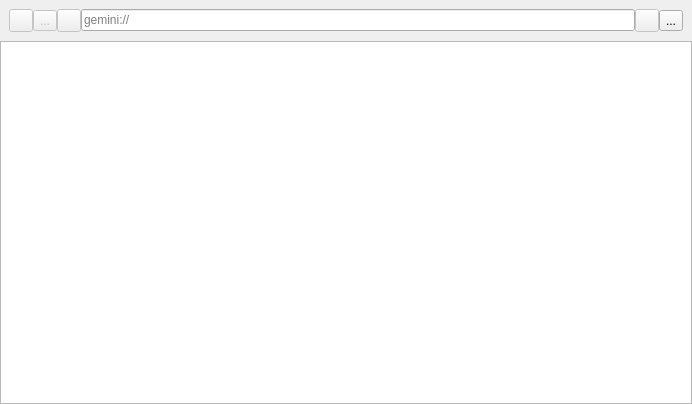
Old version of the form browsertab.ui in the repository ikskuh/kristall.
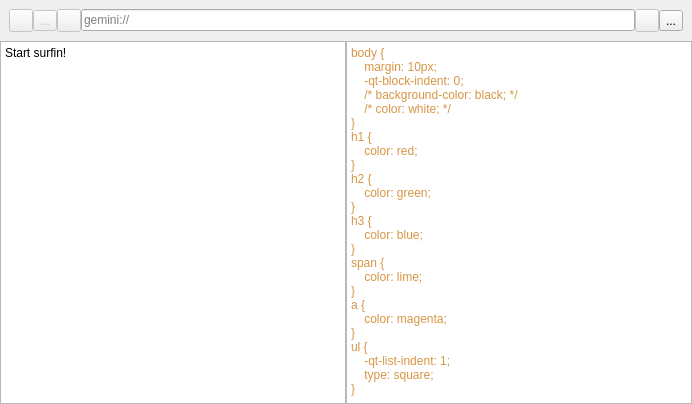
New version of the form. Icons and pictures are not drawn.

Commit message: Cleans up UI a bit, adds document margin, adds view enable/disable, adds shitty default style sheet.

What changed in the file:
```diff
--- a/browsertab.ui
+++ b/browsertab.ui
@@ -130,14 +130,65 @@
     <layout class="QHBoxLayout" name="horizontalLayout_2">
      <item>
       <widget class="QTextBrowser" name="textBrowser">
+       <property name="styleSheet">
+        <string notr="true"/>
+       </property>
+       <property name="autoFormatting">
+        <set>QTextEdit::AutoNone</set>
+       </property>
        <property name="readOnly">
         <bool>true</bool>
        </property>
+       <property name="html">
+        <string>&lt;!DOCTYPE HTML PUBLIC &quot;-//W3C//DTD HTML 4.0//EN&quot; &quot;http://www.w3.org/TR/REC-html40/strict.dtd&quot;&gt;
+&lt;html&gt;&lt;head&gt;&lt;meta name=&quot;qrichtext&quot; content=&quot;1&quot; /&gt;&lt;style type=&quot;text/css&quot;&gt;
+p, li { white-space: pre-wrap; }
+&lt;/style&gt;&lt;/head&gt;&lt;body style=&quot; font-family:'Sans Serif'; font-size:9pt; font-weight:400; font-style:normal;&quot;&gt;
+&lt;p style=&quot; margin-top:0px; margin-bottom:0px; margin-left:0px; margin-right:0px; -qt-block-indent:0; text-indent:0px;&quot;&gt;Start surfin!&lt;/p&gt;&lt;/body&gt;&lt;/html&gt;</string>
+       </property>
+       <property name="tabStopWidth">
+        <number>40</number>
+       </property>
        <property name="openLinks">
         <bool>false</bool>
        </property>
       </widget>
      </item>
+     <item>
+      <widget class="QTextEdit" name="textEdit">
+       <property name="html">
+        <string>&lt;!DOCTYPE HTML PUBLIC &quot;-//W3C//DTD HTML 4.0//EN&quot; &quot;http://www.w3.org/TR/REC-html40/strict.dtd&quot;&gt;
+&lt;html&gt;&lt;head&gt;&lt;meta name=&quot;qrichtext&quot; content=&quot;1&quot; /&gt;&lt;style type=&quot;text/css&quot;&gt;
+p, li { white-space: pre-wrap; }
+&lt;/style&gt;&lt;/head&gt;&lt;body style=&quot; font-family:'Sans Serif'; font-size:9pt; font-weight:400; font-style:normal;&quot;&gt;
+&lt;p style=&quot; margin-top:0px; margin-bottom:0px; margin-left:0px; margin-right:0px; -qt-block-indent:0; text-indent:0px;&quot;&gt;&lt;span style=&quot; color:#d69545;&quot;&gt;body&lt;/span&gt;&lt;span style=&quot; color:#bec0c2;&quot;&gt; &lt;/span&gt;&lt;span style=&quot; color:#d69545;&quot;&gt;{&lt;/span&gt;&lt;/p&gt;
+&lt;p style=&quot; margin-top:0px; margin-bottom:0px; margin-left:0px; margin-right:0px; -qt-block-indent:0; text-indent:0px;&quot;&gt;&lt;span style=&quot; font-family:'monospace'; color:#bec0c2;&quot;&gt;    &lt;/span&gt;&lt;span style=&quot; font-family:'monospace'; color:#d69545;&quot;&gt;margin:&lt;/span&gt;&lt;span style=&quot; font-family:'monospace'; color:#bec0c2;&quot;&gt; &lt;/span&gt;&lt;span style=&quot; font-family:'monospace'; color:#d69545;&quot;&gt;10px;&lt;/span&gt;&lt;/p&gt;
+&lt;p style=&quot; margin-top:0px; margin-bottom:0px; margin-left:0px; margin-right:0px; -qt-block-indent:0; text-indent:0px;&quot;&gt;&lt;span style=&quot; font-family:'monospace'; color:#bec0c2;&quot;&gt;    &lt;/span&gt;&lt;span style=&quot; font-family:'monospace'; color:#d69545;&quot;&gt;-qt-block-indent:&lt;/span&gt;&lt;span style=&quot; font-family:'monospace'; color:#bec0c2;&quot;&gt; &lt;/span&gt;&lt;span style=&quot; font-family:'monospace'; color:#d69545;&quot;&gt;0;&lt;/span&gt;&lt;/p&gt;
+&lt;p style=&quot; margin-top:0px; margin-bottom:0px; margin-left:0px; margin-right:0px; -qt-block-indent:0; text-indent:0px;&quot;&gt;&lt;span style=&quot; font-family:'monospace'; color:#bec0c2;&quot;&gt;    &lt;/span&gt;&lt;span style=&quot; font-family:'monospace'; color:#d69545;&quot;&gt;/*&lt;/span&gt;&lt;span style=&quot; font-family:'monospace'; color:#bec0c2;&quot;&gt; &lt;/span&gt;&lt;span style=&quot; font-family:'monospace'; color:#d69545;&quot;&gt;background-color:&lt;/span&gt;&lt;span style=&quot; font-family:'monospace'; color:#bec0c2;&quot;&gt; &lt;/span&gt;&lt;span style=&quot; font-family:'monospace'; color:#d69545;&quot;&gt;black;&lt;/span&gt;&lt;span style=&quot; font-family:'monospace'; color:#bec0c2;&quot;&gt; &lt;/span&gt;&lt;span style=&quot; font-family:'monospace'; color:#d69545;&quot;&gt;*/&lt;/span&gt;&lt;/p&gt;
+&lt;p style=&quot; margin-top:0px; margin-bottom:0px; margin-left:0px; margin-right:0px; -qt-block-indent:0; text-indent:0px;&quot;&gt;&lt;span style=&quot; font-family:'monospace'; color:#bec0c2;&quot;&gt;    &lt;/span&gt;&lt;span style=&quot; font-family:'monospace'; color:#d69545;&quot;&gt;/*&lt;/span&gt;&lt;span style=&quot; font-family:'monospace'; color:#bec0c2;&quot;&gt; &lt;/span&gt;&lt;span style=&quot; font-family:'monospace'; color:#d69545;&quot;&gt;color:&lt;/span&gt;&lt;span style=&quot; font-family:'monospace'; color:#bec0c2;&quot;&gt; &lt;/span&gt;&lt;span style=&quot; font-family:'monospace'; color:#d69545;&quot;&gt;white;&lt;/span&gt;&lt;span style=&quot; font-family:'monospace'; color:#bec0c2;&quot;&gt; &lt;/span&gt;&lt;span style=&quot; font-family:'monospace'; color:#d69545;&quot;&gt;*/&lt;/span&gt;&lt;/p&gt;
+&lt;p style=&quot; margin-top:0px; margin-bottom:0px; margin-left:0px; margin-right:0px; -qt-block-indent:0; text-indent:0px;&quot;&gt;&lt;span style=&quot; font-family:'monospace'; color:#d69545;&quot;&gt;}&lt;/span&gt;&lt;/p&gt;
+&lt;p style=&quot; margin-top:0px; margin-bottom:0px; margin-left:0px; margin-right:0px; -qt-block-indent:0; text-indent:0px;&quot;&gt;&lt;span style=&quot; font-family:'monospace'; color:#d69545;&quot;&gt;h1&lt;/span&gt;&lt;span style=&quot; font-family:'monospace'; color:#bec0c2;&quot;&gt; &lt;/span&gt;&lt;span style=&quot; font-family:'monospace'; color:#d69545;&quot;&gt;{&lt;/span&gt;&lt;/p&gt;
+&lt;p style=&quot; margin-top:0px; margin-bottom:0px; margin-left:0px; margin-right:0px; -qt-block-indent:0; text-indent:0px;&quot;&gt;&lt;span style=&quot; font-family:'monospace'; color:#bec0c2;&quot;&gt;    &lt;/span&gt;&lt;span style=&quot; font-family:'monospace'; color:#d69545;&quot;&gt;color:&lt;/span&gt;&lt;span style=&quot; font-family:'monospace'; color:#bec0c2;&quot;&gt; &lt;/span&gt;&lt;span style=&quot; font-family:'monospace'; color:#d69545;&quot;&gt;red;&lt;/span&gt;&lt;/p&gt;
+&lt;p style=&quot; margin-top:0px; margin-bottom:0px; margin-left:0px; margin-right:0px; -qt-block-indent:0; text-indent:0px;&quot;&gt;&lt;span style=&quot; font-family:'monospace'; color:#d69545;&quot;&gt;}&lt;/span&gt;&lt;/p&gt;
+&lt;p style=&quot; margin-top:0px; margin-bottom:0px; margin-left:0px; margin-right:0px; -qt-block-indent:0; text-indent:0px;&quot;&gt;&lt;span style=&quot; font-family:'monospace'; color:#d69545;&quot;&gt;h2&lt;/span&gt;&lt;span style=&quot; font-family:'monospace'; color:#bec0c2;&quot;&gt; &lt;/span&gt;&lt;span style=&quot; font-family:'monospace'; color:#d69545;&quot;&gt;{&lt;/span&gt;&lt;/p&gt;
+&lt;p style=&quot; margin-top:0px; margin-bottom:0px; margin-left:0px; margin-right:0px; -qt-block-indent:0; text-indent:0px;&quot;&gt;&lt;span style=&quot; font-family:'monospace'; color:#bec0c2;&quot;&gt;    &lt;/span&gt;&lt;span style=&quot; font-family:'monospace'; color:#d69545;&quot;&gt;color:&lt;/span&gt;&lt;span style=&quot; font-family:'monospace'; color:#bec0c2;&quot;&gt; &lt;/span&gt;&lt;span style=&quot; font-family:'monospace'; color:#d69545;&quot;&gt;green;&lt;/span&gt;&lt;/p&gt;
+&lt;p style=&quot; margin-top:0px; margin-bottom:0px; margin-left:0px; margin-right:0px; -qt-block-indent:0; text-indent:0px;&quot;&gt;&lt;span style=&quot; font-family:'monospace'; color:#d69545;&quot;&gt;}&lt;/span&gt;&lt;/p&gt;
+&lt;p style=&quot; margin-top:0px; margin-bottom:0px; margin-left:0px; margin-right:0px; -qt-block-indent:0; text-indent:0px;&quot;&gt;&lt;span style=&quot; font-family:'monospace'; color:#d69545;&quot;&gt;h3&lt;/span&gt;&lt;span style=&quot; font-family:'monospace'; color:#bec0c2;&quot;&gt; &lt;/span&gt;&lt;span style=&quot; font-family:'monospace'; color:#d69545;&quot;&gt;{&lt;/span&gt;&lt;/p&gt;
+&lt;p style=&quot; margin-top:0px; margin-bottom:0px; margin-left:0px; margin-right:0px; -qt-block-indent:0; text-indent:0px;&quot;&gt;&lt;span style=&quot; font-family:'monospace'; color:#bec0c2;&quot;&gt;    &lt;/span&gt;&lt;span style=&quot; font-family:'monospace'; color:#d69545;&quot;&gt;color:&lt;/span&gt;&lt;span style=&quot; font-family:'monospace'; color:#bec0c2;&quot;&gt; &lt;/span&gt;&lt;span style=&quot; font-family:'monospace'; color:#d69545;&quot;&gt;blue;&lt;/span&gt;&lt;/p&gt;
+&lt;p style=&quot; margin-top:0px; margin-bottom:0px; margin-left:0px; margin-right:0px; -qt-block-indent:0; text-indent:0px;&quot;&gt;&lt;span style=&quot; font-family:'monospace'; color:#d69545;&quot;&gt;}&lt;/span&gt;&lt;/p&gt;
+&lt;p style=&quot; margin-top:0px; margin-bottom:0px; margin-left:0px; margin-right:0px; -qt-block-indent:0; text-indent:0px;&quot;&gt;&lt;span style=&quot; font-family:'monospace'; color:#d69545;&quot;&gt;span&lt;/span&gt;&lt;span style=&quot; font-family:'monospace'; color:#bec0c2;&quot;&gt; &lt;/span&gt;&lt;span style=&quot; font-family:'monospace'; color:#d69545;&quot;&gt;{&lt;/span&gt;&lt;/p&gt;
+&lt;p style=&quot; margin-top:0px; margin-bottom:0px; margin-left:0px; margin-right:0px; -qt-block-indent:0; text-indent:0px;&quot;&gt;&lt;span style=&quot; font-family:'monospace'; color:#bec0c2;&quot;&gt;    &lt;/span&gt;&lt;span style=&quot; font-family:'monospace'; color:#d69545;&quot;&gt;color:&lt;/span&gt;&lt;span style=&quot; font-family:'monospace'; color:#bec0c2;&quot;&gt; &lt;/span&gt;&lt;span style=&quot; font-family:'monospace'; color:#d69545;&quot;&gt;lime;&lt;/span&gt;&lt;/p&gt;
+&lt;p style=&quot; margin-top:0px; margin-bottom:0px; margin-left:0px; margin-right:0px; -qt-block-indent:0; text-indent:0px;&quot;&gt;&lt;span style=&quot; font-family:'monospace'; color:#d69545;&quot;&gt;}&lt;/span&gt;&lt;/p&gt;
+&lt;p style=&quot; margin-top:0px; margin-bottom:0px; margin-left:0px; margin-right:0px; -qt-block-indent:0; text-indent:0px;&quot;&gt;&lt;span style=&quot; font-family:'monospace'; color:#d69545;&quot;&gt;a&lt;/span&gt;&lt;span style=&quot; font-family:'monospace'; color:#bec0c2;&quot;&gt; &lt;/span&gt;&lt;span style=&quot; font-family:'monospace'; color:#d69545;&quot;&gt;{&lt;/span&gt;&lt;/p&gt;
+&lt;p style=&quot; margin-top:0px; margin-bottom:0px; margin-left:0px; margin-right:0px; -qt-block-indent:0; text-indent:0px;&quot;&gt;&lt;span style=&quot; font-family:'monospace'; color:#bec0c2;&quot;&gt;    &lt;/span&gt;&lt;span style=&quot; font-family:'monospace'; color:#d69545;&quot;&gt;color:&lt;/span&gt;&lt;span style=&quot; font-family:'monospace'; color:#bec0c2;&quot;&gt; &lt;/span&gt;&lt;span style=&quot; font-family:'monospace'; color:#d69545;&quot;&gt;magenta;&lt;/span&gt;&lt;/p&gt;
+&lt;p style=&quot; margin-top:0px; margin-bottom:0px; margin-left:0px; margin-right:0px; -qt-block-indent:0; text-indent:0px;&quot;&gt;&lt;span style=&quot; font-family:'monospace'; color:#d69545;&quot;&gt;}&lt;/span&gt;&lt;/p&gt;
+&lt;p style=&quot; margin-top:0px; margin-bottom:0px; margin-left:0px; margin-right:0px; -qt-block-indent:0; text-indent:0px;&quot;&gt;&lt;span style=&quot; font-family:'monospace'; color:#d69545;&quot;&gt;ul&lt;/span&gt;&lt;span style=&quot; font-family:'monospace'; color:#bec0c2;&quot;&gt; &lt;/span&gt;&lt;span style=&quot; font-family:'monospace'; color:#d69545;&quot;&gt;{&lt;/span&gt;&lt;/p&gt;
+&lt;p style=&quot; margin-top:0px; margin-bottom:0px; margin-left:0px; margin-right:0px; -qt-block-indent:0; text-indent:0px;&quot;&gt;&lt;span style=&quot; font-family:'monospace'; color:#bec0c2;&quot;&gt;    &lt;/span&gt;&lt;span style=&quot; font-family:'monospace'; color:#d69545;&quot;&gt;-qt-list-indent:&lt;/span&gt;&lt;span style=&quot; font-family:'monospace'; color:#bec0c2;&quot;&gt; &lt;/span&gt;&lt;span style=&quot; font-family:'monospace'; color:#d69545;&quot;&gt;1;&lt;/span&gt;&lt;/p&gt;
+&lt;p style=&quot; margin-top:0px; margin-bottom:0px; margin-left:0px; margin-right:0px; -qt-block-indent:0; text-indent:0px;&quot;&gt;&lt;span style=&quot; font-family:'monospace'; color:#bec0c2;&quot;&gt;    &lt;/span&gt;&lt;span style=&quot; font-family:'monospace'; color:#d69545;&quot;&gt;type:&lt;/span&gt;&lt;span style=&quot; font-family:'monospace'; color:#bec0c2;&quot;&gt; &lt;/span&gt;&lt;span style=&quot; font-family:'monospace'; color:#d69545;&quot;&gt;square;&lt;/span&gt;&lt;/p&gt;
+&lt;p style=&quot; margin-top:0px; margin-bottom:0px; margin-left:0px; margin-right:0px; -qt-block-indent:0; text-indent:0px;&quot;&gt;&lt;span style=&quot; font-family:'monospace'; color:#d69545;&quot;&gt;}&lt;/span&gt;&lt;/p&gt;&lt;/body&gt;&lt;/html&gt;</string>
+       </property>
+      </widget>
+     </item>
     </layout>
    </item>
   </layout>
```
The commit also changes 3 other files.
